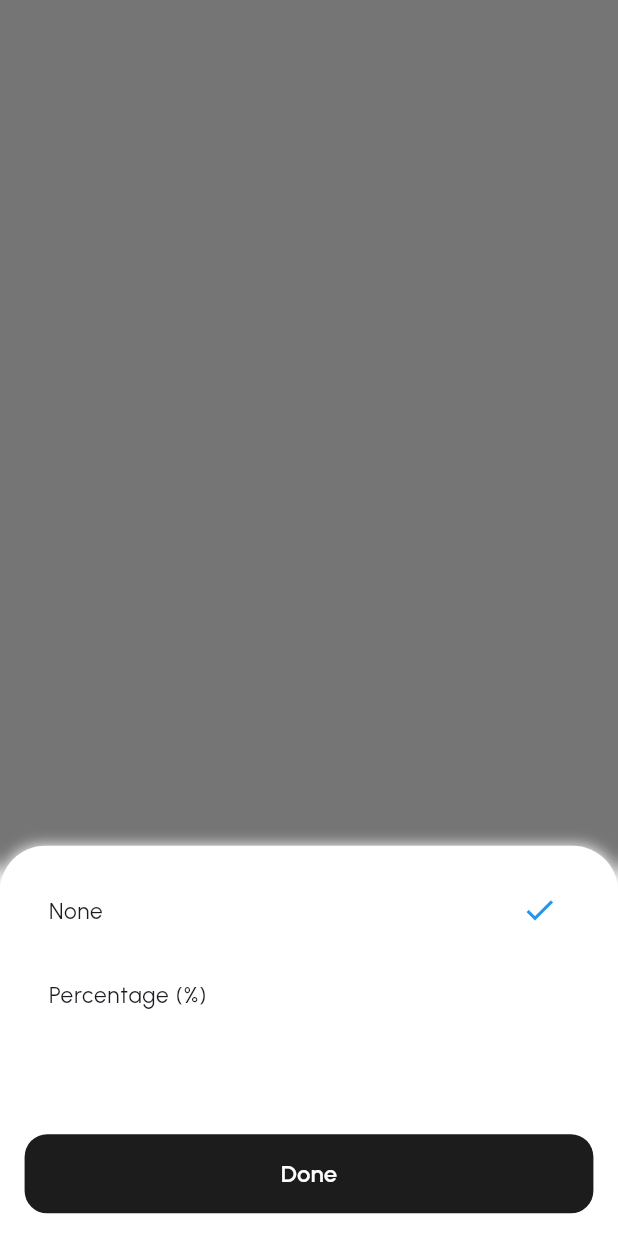
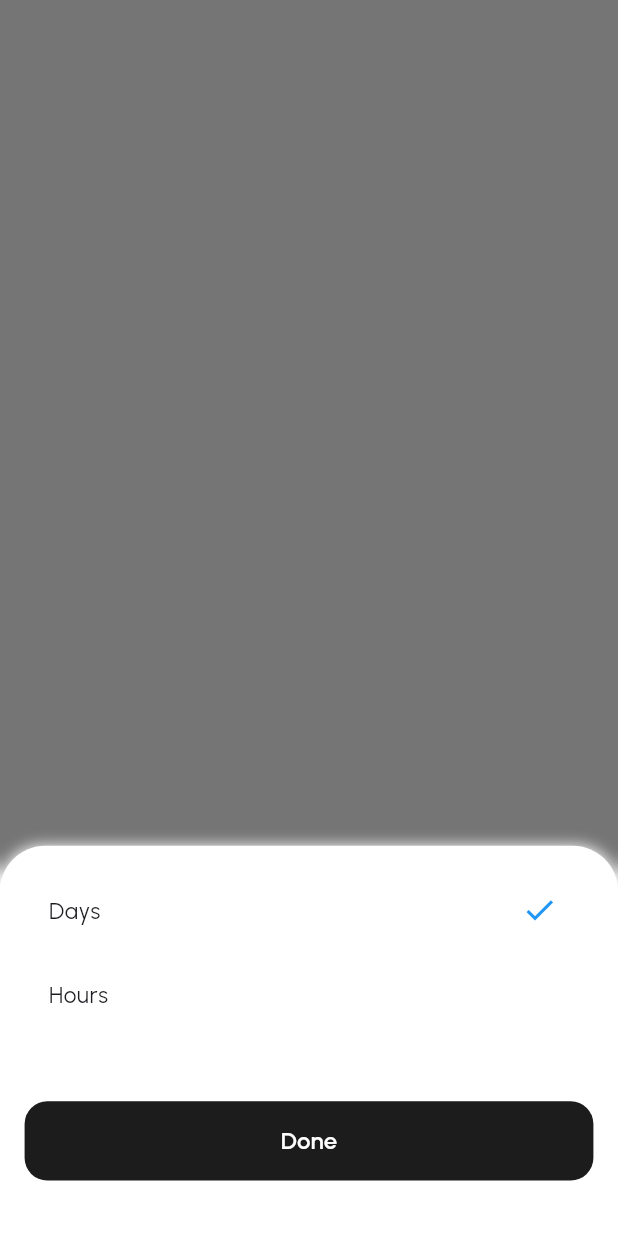
Before and after one commit to ahizaz/fixxa_app, a Flutter app: what show() shows on an empty page, opened directly, on a phone screen of 412 x 824 dp. Run offline on Flutter 3.47's test engine with Material 3 defaults, Android fonts, the phone set to English and light mode, and no system bars; our stand-ins replace flutter_screenutil, get, google_fonts, image_picker, just_audio, open_filex and 1 more; missing offline and left inert: flutter_contacts_service, google_ml_kit, record, syncfusion_flutter_pdfviewer.

Commit message:
edit_section_working

```diff
--- a/lib/feature/quote_creation_manually.dart/controller/manually_quote_controller.dart
+++ b/lib/feature/quote_creation_manually.dart/controller/manually_quote_controller.dart
@@ -18,8 +18,10 @@ class ManuallyQuoteController extends GetxController {
 
   var discountType = "None".obs;
     var dayhour = "Days".obs;
+    var items = <Map<String,dynamic>>[].obs;
 
    var isTaxable = false.obs;
+
 
   @override
   void onInit() {
@@ -57,6 +59,7 @@ class ManuallyQuoteController extends GetxController {
     }
   }
 
+
     @override
   void onClose() {
     descriptionController.dispose();
--- a/lib/feature/quote_creation_manually.dart/widget/days_hour_botttom_sheet.dart
+++ b/lib/feature/quote_creation_manually.dart/widget/days_hour_botttom_sheet.dart
@@ -35,28 +35,28 @@ class DaysHourBotttomSheet {
                   Obx(() => Column(
                         children: [
                           ListTile(
-                            title: Text("None",
+                            title: Text("Days",
                                 style: GoogleFonts.urbanist(fontSize: 16.sp)),
-                            trailing: controller.discountType.value == "None"
+                            trailing: controller.dayhour.value == "Days"
                                 ? const Icon(Icons.check, color: Colors.blue)
                                 : null,
-                            onTap: () => controller.discountType.value = "None",
+                            onTap: () => controller.dayhour.value = "Days",
                           ),
                           ListTile(
-                            title: Text("Percentage (%)",
+                            title: Text("Hours",
                                 style: GoogleFonts.urbanist(fontSize: 16.sp)),
-                            trailing: controller.discountType.value ==
-                                    "Percentage (%)"
+                            trailing: controller.dayhour.value ==
+                                    "Hours"
                                 ? const Icon(Icons.check, color: Colors.blue)
                                 : null,
                             onTap: () =>
-                                controller.discountType.value = "Percentage (%)",
+                                controller.dayhour.value = "Hours",
                           ),
 
                         ],
                       )),
 
-                  const Spacer(),
+                  SizedBox(height: 46.h,),
 
                   /// Done Button
                   GestureDetector(
```
Also changed, not shown: lib/feature/quote_creation_manually.dart/screen/add_item.dart (+34 -1 lines), lib/feature/quote_creation_manually.dart/screen/quote_dialog.dart (+53 -2 lines).
